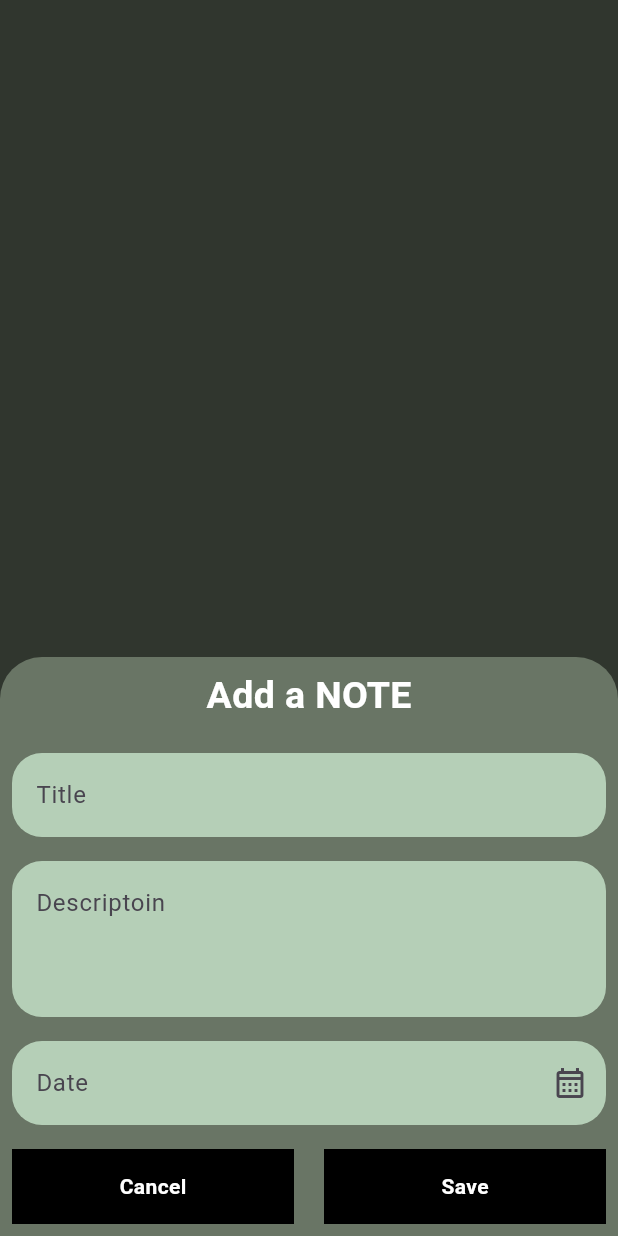
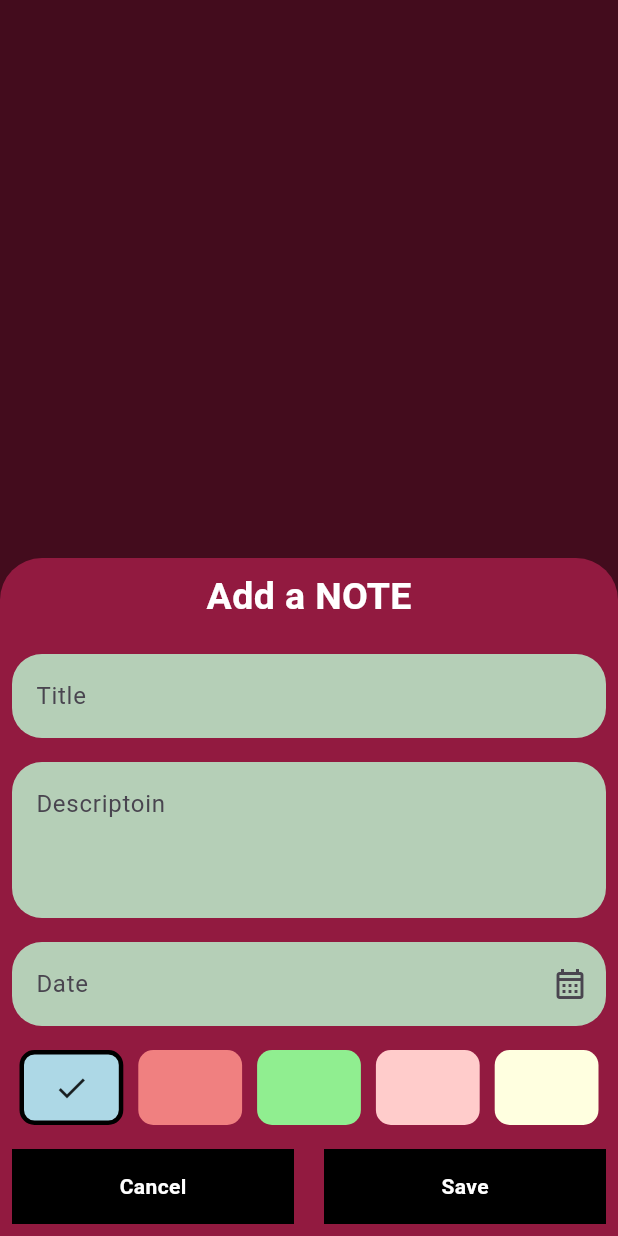
Before and after one commit to shihabLuminar/note_app_may, a Flutter app: the screen it shows after launch, after a tap on the "add" icon, on a phone screen of 412 x 824 dp. Run offline on Flutter 3.47's test engine with Material 3 defaults, Android fonts, the phone set to English and light mode, and no system bars.

Commit message:
functionality implementation completed

```diff
--- /dev/null
+++ b/lib/utils/color_constants.dart
@@ -0,0 +1,9 @@
+import 'package:flutter/material.dart';
+
+class ColorConstants {
+  static Color lightPink = Color(0xffFFCCCB);
+  static Color lightBlue = Color(0xffADD8E6);
+  static Color lightGreen = Color(0xff90EE90);
+  static Color lightYellow = Color(0xffFFFFE0);
+  static Color lightCoral = Color(0xffF08080);
+}
--- a/lib/view/note_list_screen/note_list_screen.dart
+++ b/lib/view/note_list_screen/note_list_screen.dart
@@ -2,6 +2,7 @@ import 'package:flutter/material.dart';
 import 'package:flutter/widgets.dart';
 import 'package:flutter_staggered_grid_view/flutter_staggered_grid_view.dart';
 import 'package:note_app_may/dummy_db.dart';
+import 'package:note_app_may/utils/color_constants.dart';
 import 'package:note_app_may/view/note_list_screen/widgets/note_card.dart';
 
 class NoteListScreen extends StatefulWidget {
@@ -15,10 +16,20 @@ class _NoteListScreenState extends State<NoteListScreen> {
   TextEditingController titleController = TextEditingController();
   TextEditingController descriptionController = TextEditingController();
   TextEditingController dateController = TextEditingController();
+
+  List noteColors = [
+    ColorConstants.lightBlue,
+    ColorConstants.lightCoral,
+    ColorConstants.lightGreen,
+    ColorConstants.lightPink,
+    ColorConstants.lightYellow,
+  ];
+
+  int selectedColorIndex = 0;
   @override
   Widget build(BuildContext context) {
     return Scaffold(
-        backgroundColor: Color(0xff697565),
+        backgroundColor: Color(0xff921A40),
         floatingActionButton: FloatingActionButton(
           backgroundColor: Color(0xffECDFCC),
           onPressed: () {
@@ -30,7 +41,7 @@ class _NoteListScreenState extends State<NoteListScreen> {
           },
           child: Icon(
             Icons.add,
-            color: Color(0xff697565),
+            color: Color(0xff921A40),
           ),
         ),
         body: SafeArea(
@@ -42,6 +53,7 @@ class _NoteListScreenState extends State<NoteListScreen> {
             crossAxisSpacing: 4,
             itemBuilder: (context, index) {
               return NoteCard(
+                cardColor: noteColors[DummyDb.notesList[index]["clrIndex"]],
                 title: DummyDb.notesList[index]["title"],
                 description: DummyDb.notesList[index]["des"],
                 date: DummyDb.notesList[index]["date"],
@@ -65,7 +77,7 @@ class _NoteListScreenState extends State<NoteListScreen> {
   Future<dynamic> customBottomSheet(BuildContext context,
       {bool isEdit = false, int? index}) {
     return showModalBottomSheet(
-        backgroundColor: Color(0xff697565),
+        backgroundColor: Color(0xff921A40),
         isScrollControlled: true,
         context: context,
         builder: (context) => Padding(
@@ -121,6 +133,43 @@ class _NoteListScreenState extends State<NoteListScreen> {
                                 icon: Icon(Icons.calendar_month_outlined))),
                       ),
                       SizedBox(height: 16),
+                      StatefulBuilder(
+                        builder: (context, setState) => Row(
+                          children: List.generate(
+                              noteColors.length,
+                              (index) => Expanded(
+                                    child: Padding(
+                                      padding:
+                                          EdgeInsets.symmetric(horizontal: 5),
+                                      child: InkWell(
+                                        onTap: () {
+                                          selectedColorIndex = index;
+                                          setState(
+                                            () {},
+                                          );
+                                        },
+                                        child: Container(
+                                          height: 50,
+                                          decoration: BoxDecoration(
+                                              border:
+                                                  selectedColorIndex == index
+                                                      ? Border.all(
+                                                          width: 3,
+                                                          color: Colors.black)
+                                                      : null,
+                                              borderRadius:
+                                                  BorderRadius.circular(10),
+                                              color: noteColors[index]),
+                                          child: selectedColorIndex == index
+                                              ? Icon(Icons.check)
+                                              : null,
+                                        ),
+                                      ),
+                                    ),
+                                  )),
+                        ),
+                      ),
+                      SizedBox(height: 16),
                       Row(
                         children: [
                           Expanded(
@@ -151,6 +200,7 @@ class _NoteListScreenState extends State<NoteListScreen> {
                                   "title": titleController.text,
                                   "des": descriptionController.text,
                                   "date": dateController.text,
+                                  "clrIndex": selectedColorIndex
                                 };
                               } else {
                                 DummyDb.notesList.add(
@@ -158,6 +208,7 @@ class _NoteListScreenState extends State<NoteListScreen> {
                                     "title": titleController.text,
                                     "des": descriptionController.text,
                                     "date": dateController.text,
+                                    "clrIndex": selectedColorIndex
                                   },
                                 );
                               }
--- a/lib/view/note_list_screen/widgets/note_card.dart
+++ b/lib/view/note_list_screen/widgets/note_card.dart
@@ -9,6 +9,7 @@ class NoteCard extends StatelessWidget {
     this.onDelete,
     this.onEdit,
     this.onShare,
+    required this.cardColor,
   });
   final String title;
   final String description;
@@ -17,11 +18,13 @@ class NoteCard extends StatelessWidget {
   final void Function()? onEdit;
   final void Function()? onShare;
 
+  final Color cardColor;
+
   @override
   Widget build(BuildContext context) {
     return Container(
       decoration: BoxDecoration(
-          color: Color(0xffB5CFB7), borderRadius: BorderRadius.circular(12)),
+          color: cardColor, borderRadius: BorderRadius.circular(12)),
       padding: EdgeInsets.all(10),
       child: Column(
         crossAxisAlignment: CrossAxisAlignment.start,
```
